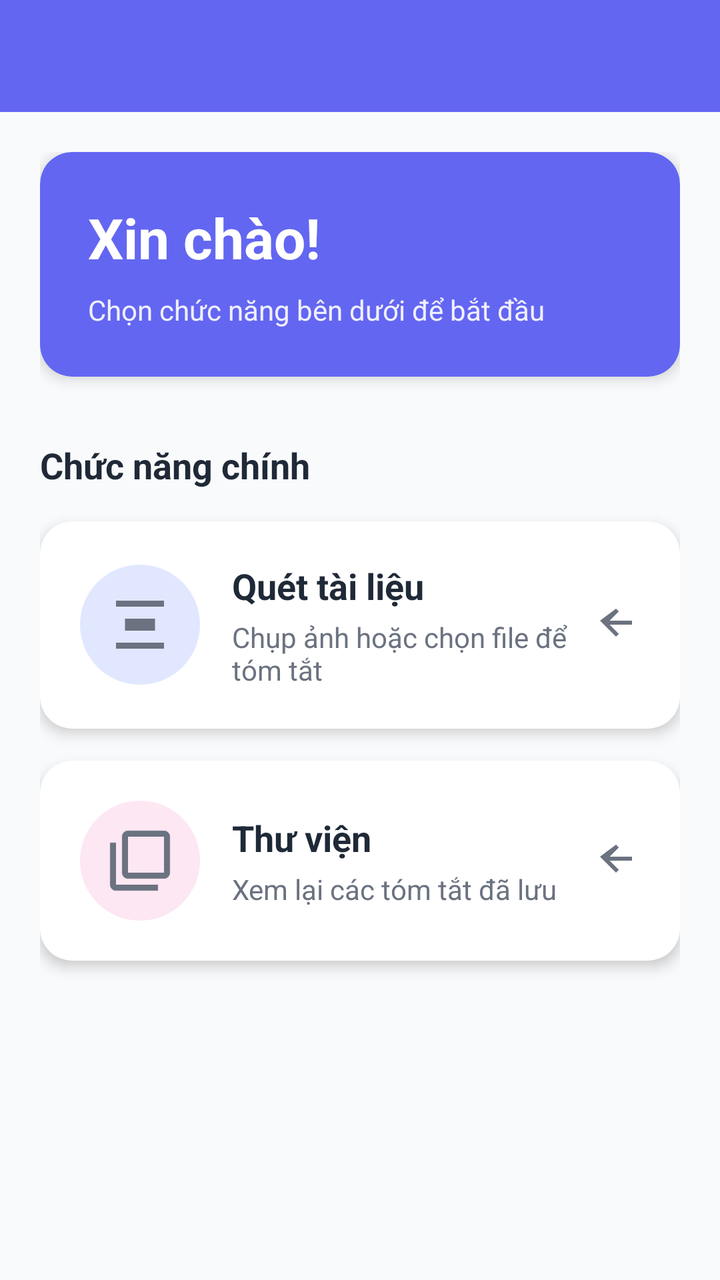
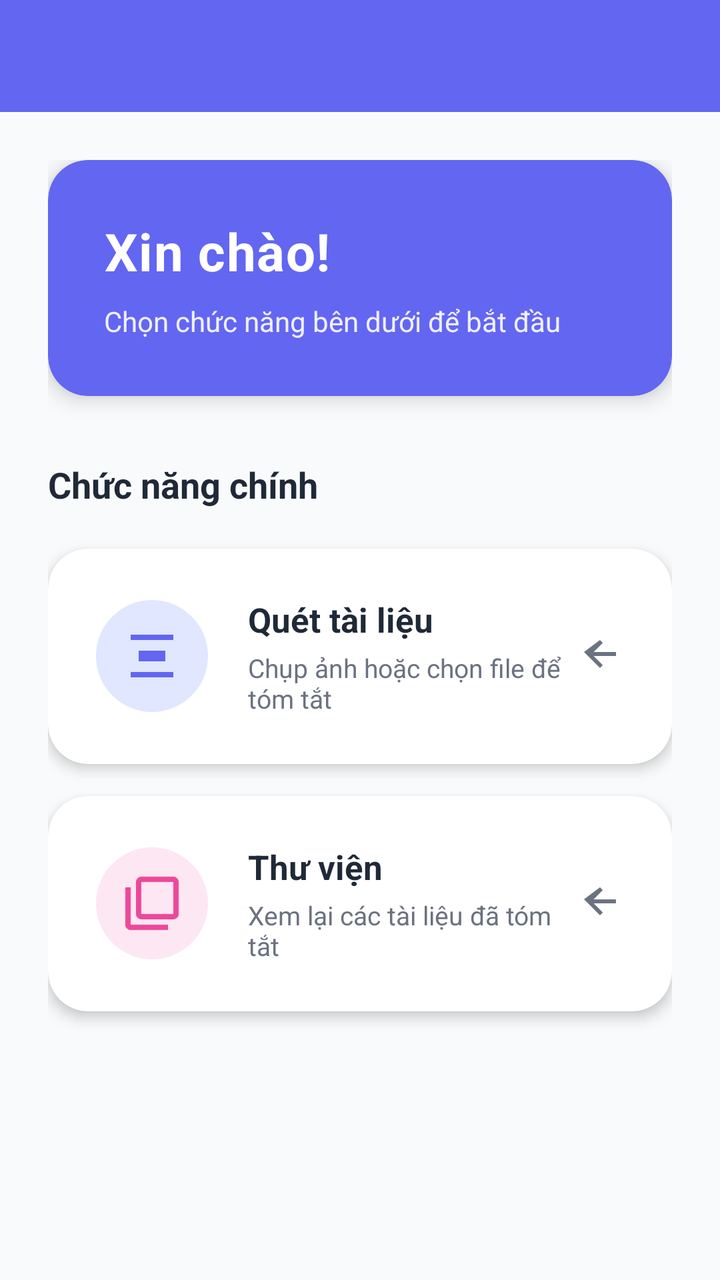

An Android layout rendered at two revisions. The XML below is the earlier revision; the diff shows what the commit changed to produce the second picture.
<!-- AndroidManifest.xml: application theme Theme.EduSummarize -->
<!-- res/layout/activity_home.xml -->
<?xml version="1.0" encoding="utf-8"?>
<LinearLayout xmlns:android="http://schemas.android.com/apk/res/android"
    xmlns:app="http://schemas.android.com/apk/res-auto"
    android:layout_width="match_parent"
    android:layout_height="match_parent"
    android:orientation="vertical"
    android:background="@color/background">

    <com.google.android.material.appbar.AppBarLayout
        android:layout_width="match_parent"
        android:layout_height="wrap_content"
        android:theme="@style/ThemeOverlay.AppCompat.Dark.ActionBar">

        <androidx.appcompat.widget.Toolbar
            android:id="@+id/toolbar"
            android:layout_width="match_parent"
            android:layout_height="?attr/actionBarSize"
            android:background="@color/primary"
            app:popupTheme="@style/ThemeOverlay.AppCompat.Light" />

    </com.google.android.material.appbar.AppBarLayout>

    <ScrollView
        android:layout_width="match_parent"
        android:layout_height="match_parent"
        android:fillViewport="true">

        <LinearLayout
            android:layout_width="match_parent"
            android:layout_height="wrap_content"
            android:orientation="vertical"
            android:padding="20dp">

            <com.google.android.material.card.MaterialCardView
                android:layout_width="match_parent"
                android:layout_height="wrap_content"
                app:cardCornerRadius="16dp"
                app:cardElevation="4dp"
                app:cardBackgroundColor="@color/primary">

                <LinearLayout
                    android:layout_width="match_parent"
                    android:layout_height="wrap_content"
                    android:orientation="vertical"
                    android:padding="24dp">

                    <TextView
                        android:id="@+id/tv_greeting"
                        android:layout_width="wrap_content"
                        android:layout_height="wrap_content"
                        android:text="Xin chào!"
                        android:textSize="28sp"
                        android:textStyle="bold"
                        android:textColor="@color/white" />

                    <TextView
                        android:layout_width="wrap_content"
                        android:layout_height="wrap_content"
                        android:layout_marginTop="8dp"
                        android:text="Chọn chức năng bên dưới để bắt đầu"
                        android:textSize="14sp"
                        android:textColor="@color/white"
                        android:alpha="0.9" />

                </LinearLayout>

            </com.google.android.material.card.MaterialCardView>

            <TextView
                android:layout_width="wrap_content"
                android:layout_height="wrap_content"
                android:layout_marginTop="32dp"
                android:layout_marginBottom="16dp"
                android:text="Chức năng chính"
                android:textSize="18sp"
                android:textStyle="bold"
                android:textColor="@color/text_primary" />

            <androidx.cardview.widget.CardView
                android:id="@+id/card_scan"
                android:layout_width="match_parent"
                android:layout_height="wrap_content"
                android:layout_marginBottom="16dp"
                android:clickable="true"
                android:focusable="true"
                android:foreground="?attr/selectableItemBackground"
                app:cardCornerRadius="16dp"
                app:cardElevation="4dp">

                <LinearLayout
                    android:layout_width="match_parent"
                    android:layout_height="wrap_content"
                    android:orientation="horizontal"
                    android:padding="20dp"
                    android:gravity="center_vertical">

                    <ImageView
                        android:layout_width="60dp"
                        android:layout_height="60dp"
                        android:src="@drawable/ic_scan"
                        android:padding="12dp"
                        android:background="@drawable/circle_primary_light"
                        android:contentDescription="Scan icon" />

                    <LinearLayout
                        android:layout_width="0dp"
                        android:layout_height="wrap_content"
                        android:layout_weight="1"
                        android:layout_marginStart="16dp"
                        android:orientation="vertical">

                        <TextView
                            android:layout_width="wrap_content"
                            android:layout_height="wrap_content"
                            android:text="Quét tài liệu"
                            android:textSize="18sp"
                            android:textStyle="bold"
                            android:textColor="@color/text_primary" />

                        <TextView
                            android:layout_width="wrap_content"
                            android:layout_height="wrap_content"
                            android:layout_marginTop="4dp"
                            android:text="Chụp ảnh hoặc chọn file để tóm tắt"
                            android:textSize="14sp"
                            android:textColor="@color/text_secondary" />

                    </LinearLayout>

                    <ImageView
                        android:layout_width="24dp"
                        android:layout_height="24dp"
                        android:src="@drawable/ic_arrow_forward"
                        android:contentDescription="Arrow"
                        app:tint="@color/text_secondary" />

                </LinearLayout>

            </androidx.cardview.widget.CardView>

            <androidx.cardview.widget.CardView
                android:id="@+id/card_library"
                android:layout_width="match_parent"
                android:layout_height="wrap_content"
                android:clickable="true"
                android:focusable="true"
                android:foreground="?attr/selectableItemBackground"
                app:cardCornerRadius="16dp"
                app:cardElevation="4dp">

                <LinearLayout
                    android:layout_width="match_parent"
                    android:layout_height="wrap_content"
                    android:orientation="horizontal"
                    android:padding="20dp"
                    android:gravity="center_vertical">

                    <ImageView
                        android:layout_width="60dp"
                        android:layout_height="60dp"
                        android:src="@drawable/ic_library"
                        android:padding="12dp"
                        android:background="@drawable/circle_accent_light"
                        android:contentDescription="Library icon" />

                    <LinearLayout
                        android:layout_width="0dp"
                        android:layout_height="wrap_content"
                        android:layout_weight="1"
                        android:layout_marginStart="16dp"
                        android:orientation="vertical">

                        <TextView
                            android:layout_width="wrap_content"
                            android:layout_height="wrap_content"
                            android:text="Thư viện"
                            android:textSize="18sp"
                            android:textStyle="bold"
                            android:textColor="@color/text_primary" />

                        <TextView
                            android:layout_width="wrap_content"
                            android:layout_height="wrap_content"
                            android:layout_marginTop="4dp"
                            android:text="Xem lại các tóm tắt đã lưu"
                            android:textSize="14sp"
                            android:textColor="@color/text_secondary" />

                    </LinearLayout>

                    <ImageView
                        android:layout_width="24dp"
                        android:layout_height="24dp"
                        android:src="@drawable/ic_arrow_forward"
                        android:contentDescription="Arrow"
                        app:tint="@color/text_secondary" />

                </LinearLayout>

            </androidx.cardview.widget.CardView>

        </LinearLayout>

    </ScrollView>

</LinearLayout>
<!-- resources referenced by this layout -->
<resources>
  <color name="background">#F9FAFB</color>
  <color name="primary">#6366F1</color>
  <color name="text_primary">#1F2937</color>
  <color name="text_secondary">#6B7280</color>
  <color name="white">#FFFFFF</color>
  <!-- drawable circle_accent_light (drawable) -->
  <?xml version="1.0" encoding="utf-8"?>
  <shape xmlns:android="http://schemas.android.com/apk/res/android"
      android:shape="oval">
      <solid android:color="@color/accent_light" />
  </shape>
  <!-- drawable circle_primary_light (drawable) -->
  <?xml version="1.0" encoding="utf-8"?>
  <shape xmlns:android="http://schemas.android.com/apk/res/android"
      android:shape="oval">
      <solid android:color="@color/primary_light" />
  </shape>
  <!-- drawable ic_arrow_forward (drawable) -->
  <vector xmlns:android="http://schemas.android.com/apk/res/android"
      android:width="24dp" android:height="24dp"
      android:viewportWidth="24" android:viewportHeight="24"
      android:tint="?attr/colorControlNormal">
      <path android:fillColor="@android:color/black"
          android:pathData="M12,4l1.41,1.41L8.83,10H20v2H8.83l4.58,4.59L12,18l-8,-8L12,4z"/>
  </vector>
  <!-- drawable ic_library (drawable) -->
  <vector xmlns:android="http://schemas.android.com/apk/res/android"
      android:width="24dp" android:height="24dp"
      android:viewportWidth="24" android:viewportHeight="24"
      android:tint="?attr/colorControlNormal">
      <path android:fillColor="@android:color/black"
          android:pathData="M4,6H2v14c0,1.1 0.9,2 2,2h14v-2H4V6zM20,2H8c-1.1,0 -2,0.9 -2,2v12c0,1.1 0.9,2 2,2h12c1.1,0 2,-0.9 2,-2V4c0,-1.1 -0.9,-2 -2,-2zM20,16H8V4h12v12z"/>
  </vector>
  <!-- drawable ic_scan (drawable) -->
  <vector xmlns:android="http://schemas.android.com/apk/res/android"
      android:width="24dp" android:height="24dp"
      android:viewportWidth="24" android:viewportHeight="24"
      android:tint="?attr/colorControlNormal">
      <path android:fillColor="@android:color/black"
          android:pathData="M4,4h16v2H4V4zM4,18h16v2H4V18zM7,10h10v4H7v-4z"/>
  </vector>
  <style name="Theme.EduSummarize" parent="Theme.MaterialComponents.DayNight.DarkActionBar">
          <item name="colorPrimary">@color/primary</item>
          <item name="colorPrimaryDark">@color/primary_dark</item>
          <item name="colorAccent">@color/accent</item>
          <item name="android:statusBarColor">@color/primary_dark</item>
          <item name="android:windowBackground">@color/background</item>
          <item name="android:textColorPrimary">@color/text_primary</item>
          <item name="android:textColorSecondary">@color/text_secondary</item>
      </style>
  <color name="accent_light">#FCE7F3</color>
  <color name="primary_light">#E0E7FF</color>
  <color name="primary_dark">#4F46E5</color>
  <color name="accent">#EC4899</color>
</resources>

<!-- the commit's change to res/layout/activity_home.xml (unified diff, before → after) -->
@@ -9,6 +9,7 @@
     <com.google.android.material.appbar.AppBarLayout
         android:layout_width="match_parent"
         android:layout_height="wrap_content"
+        android:elevation="0dp"
         android:theme="@style/ThemeOverlay.AppCompat.Dark.ActionBar">
 
         <androidx.appcompat.widget.Toolbar
@@ -16,6 +17,7 @@
             android:layout_width="match_parent"
             android:layout_height="?attr/actionBarSize"
             android:background="@color/primary"
+            android:elevation="4dp"
             app:popupTheme="@style/ThemeOverlay.AppCompat.Light" />
 
     </com.google.android.material.appbar.AppBarLayout>
@@ -29,28 +31,30 @@
             android:layout_width="match_parent"
             android:layout_height="wrap_content"
             android:orientation="vertical"
-            android:padding="20dp">
+            android:padding="24dp">
 
             <com.google.android.material.card.MaterialCardView
                 android:layout_width="match_parent"
                 android:layout_height="wrap_content"
-                app:cardCornerRadius="16dp"
-                app:cardElevation="4dp"
+                app:cardCornerRadius="20dp"
+                app:cardElevation="6dp"
+                app:strokeWidth="0dp"
                 app:cardBackgroundColor="@color/primary">
 
                 <LinearLayout
                     android:layout_width="match_parent"
                     android:layout_height="wrap_content"
                     android:orientation="vertical"
-                    android:padding="24dp">
+                    android:padding="28dp">
 
                     <TextView
                         android:id="@+id/tv_greeting"
                         android:layout_width="wrap_content"
                         android:layout_height="wrap_content"
                         android:text="Xin chào!"
-                        android:textSize="28sp"
+                        android:textSize="26sp"
                         android:textStyle="bold"
+                        android:letterSpacing="0.02"
                         android:textColor="@color/white" />
 
                     <TextView
@@ -70,13 +74,13 @@
                 android:layout_width="wrap_content"
                 android:layout_height="wrap_content"
                 android:layout_marginTop="32dp"
-                android:layout_marginBottom="16dp"
+                android:layout_marginBottom="20dp"
                 android:text="Chức năng chính"
                 android:textSize="18sp"
                 android:textStyle="bold"
                 android:textColor="@color/text_primary" />
 
-            <androidx.cardview.widget.CardView
+            <com.google.android.material.card.MaterialCardView
                 android:id="@+id/card_scan"
                 android:layout_width="match_parent"
                 android:layout_height="wrap_content"
@@ -84,36 +88,38 @@
                 android:clickable="true"
                 android:focusable="true"
                 android:foreground="?attr/selectableItemBackground"
-                app:cardCornerRadius="16dp"
-                app:cardElevation="4dp">
+                app:cardCornerRadius="20dp"
+                app:cardElevation="4dp"
+                app:strokeWidth="0dp">
 
                 <LinearLayout
                     android:layout_width="match_parent"
                     android:layout_height="wrap_content"
                     android:orientation="horizontal"
-                    android:padding="20dp"
+                    android:padding="24dp"
                     android:gravity="center_vertical">
 
                     <ImageView
-                        android:layout_width="60dp"
-                        android:layout_height="60dp"
+                        android:layout_width="56dp"
+                        android:layout_height="56dp"
                         android:src="@drawable/ic_scan"
                         android:padding="12dp"
                         android:background="@drawable/circle_primary_light"
-                        android:contentDescription="Scan icon" />
+                        android:contentDescription="Scan icon"
+                        app:tint="@color/primary" />
 
                     <LinearLayout
                         android:layout_width="0dp"
                         android:layout_height="wrap_content"
                         android:layout_weight="1"
-                        android:layout_marginStart="16dp"
+                        android:layout_marginStart="20dp"
                         android:orientation="vertical">
 
                         <TextView
                             android:layout_width="wrap_content"
                             android:layout_height="wrap_content"
                             android:text="Quét tài liệu"
-                            android:textSize="18sp"
+                            android:textSize="17sp"
                             android:textStyle="bold"
                             android:textColor="@color/text_primary" />
 
@@ -122,7 +128,7 @@
                             android:layout_height="wrap_content"
                             android:layout_marginTop="4dp"
                             android:text="Chụp ảnh hoặc chọn file để tóm tắt"
-                            android:textSize="14sp"
+                            android:textSize="13sp"
                             android:textColor="@color/text_secondary" />
 
                     </LinearLayout>
@@ -136,45 +142,47 @@
 
                 </LinearLayout>
 
-            </androidx.cardview.widget.CardView>
-
-            <androidx.cardview.widget.CardView
+            </com.google.android.material.card.MaterialCardView>
+
+            <com.google.android.material.card.MaterialCardView
                 android:id="@+id/card_library"
                 android:layout_width="match_parent"
                 android:layout_height="wrap_content"
                 android:clickable="true"
                 android:focusable="true"
                 android:foreground="?attr/selectableItemBackground"
-                app:cardCornerRadius="16dp"
-                app:cardElevation="4dp">
+                app:cardCornerRadius="20dp"
+                app:cardElevation="4dp"
+                app:strokeWidth="0dp">
 
                 <LinearLayout
                     android:layout_width="match_parent"
                     android:layout_height="wrap_content"
                     android:orientation="horizontal"
-                    android:padding="20dp"
+                    android:padding="24dp"
                     android:gravity="center_vertical">
 
                     <ImageView
-                        android:layout_width="60dp"
-                        android:layout_height="60dp"
+                        android:layout_width="56dp"
+                        android:layout_height="56dp"
                         android:src="@drawable/ic_library"
                         android:padding="12dp"
                         android:background="@drawable/circle_accent_light"
-                        android:contentDescription="Library icon" />
+                        android:contentDescription="Library icon"
+                        app:tint="@color/accent" />
 
                     <LinearLayout
                         android:layout_width="0dp"
                         android:layout_height="wrap_content"
                         android:layout_weight="1"
-                        android:layout_marginStart="16dp"
+                        android:layout_marginStart="20dp"
                         android:orientation="vertical">
 
                         <TextView
                             android:layout_width="wrap_content"
                             android:layout_height="wrap_content"
                             android:text="Thư viện"
-                            android:textSize="18sp"
+                            android:textSize="17sp"
                             android:textStyle="bold"
                             android:textColor="@color/text_primary" />
 
@@ -182,8 +190,8 @@
                             android:layout_width="wrap_content"
                             android:layout_height="wrap_content"
                             android:layout_marginTop="4dp"
-                            android:text="Xem lại các tóm tắt đã lưu"
-                            android:textSize="14sp"
+                            android:text="Xem lại các tài liệu đã tóm tắt"
+                            android:textSize="13sp"
                             android:textColor="@color/text_secondary" />
 
                     </LinearLayout>
@@ -197,7 +205,7 @@
 
                 </LinearLayout>
 
-            </androidx.cardview.widget.CardView>
+            </com.google.android.material.card.MaterialCardView>
 
         </LinearLayout>
 
